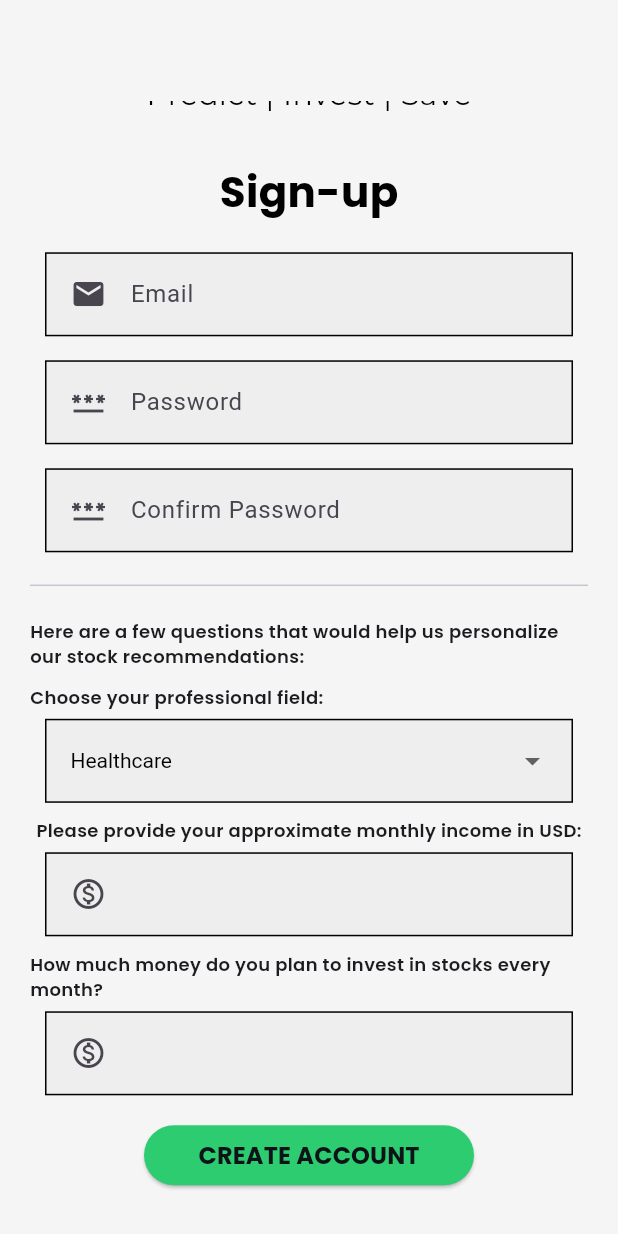
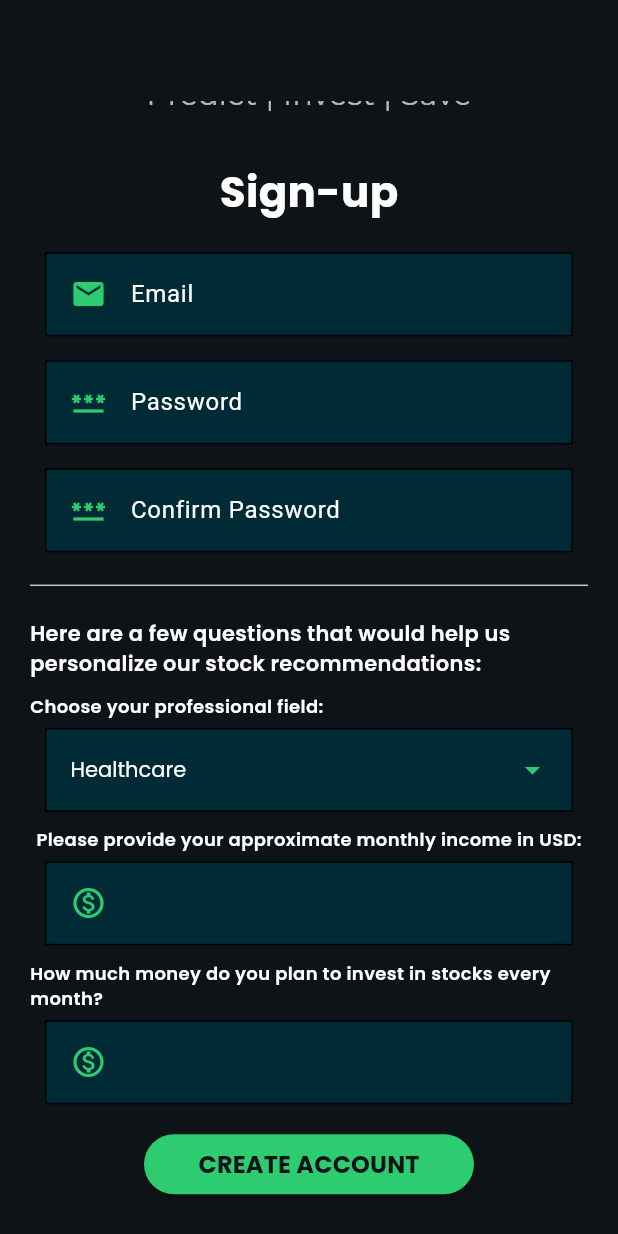
Before and after one commit to kingslayer1312/FinSage, a Flutter app: the SignUpPage screen opened directly, scrolled down 255 dp, on a phone screen of 412 x 824 dp. Run offline on Flutter 3.47's test engine with Material 3 defaults, Android fonts, the phone set to English and light mode, and no system bars; our stand-ins replace cloud_firestore, firebase_auth, firebase_core, google_fonts, google_generative_ai, shared_preferences; accounts and stored records are empty; network calls fail; statements that could not run were skipped.

Commit message:
migrated to dark mode, fixed a few bugs

```diff
--- a/lib/presentation/signup_page.dart
+++ b/lib/presentation/signup_page.dart
@@ -106,10 +106,10 @@
   Widget build(BuildContext context) {
     return Scaffold(
         extendBodyBehindAppBar: true,
-        backgroundColor: CustomTheme.lightGray,
+        backgroundColor: CustomTheme.richBlack,
         appBar: AppBar(
           scrolledUnderElevation: 0.0,
-          backgroundColor: CustomTheme.lightGray,
+          backgroundColor: CustomTheme.richBlack,
           elevation: 0,
           systemOverlayStyle:
           const SystemUiOverlayStyle(statusBarBrightness: Brightness.dark),
@@ -131,7 +131,7 @@
                     "FinSage",
                     style: GoogleFonts.montserrat(
                         fontSize: 48,
-                        color: Colors.black,
+                        color: Colors.white,
                         fontWeight: FontWeight.w600),
                   ),
                   SizedBox(
@@ -140,7 +140,7 @@
                   Text(
                     "Predict | Invest | Save",
                     style: GoogleFonts.montserrat(
-                        fontSize: 20, color: Colors.black),
+                        fontSize: 20, color: Colors.white70),
                   ),
                   SizedBox(
                     height: 30,
@@ -150,7 +150,7 @@
                     style: GoogleFonts.poppins(
                         fontSize: 28,
                         fontWeight: FontWeight.bold,
-                        color: Colors.black),
+                        color: Colors.white),
                   ),
                   SizedBox(
                     height: 20,
@@ -159,39 +159,23 @@
                     padding: EdgeInsets.only(left: 10, right: 10),
                     child: Container(
                         decoration: BoxDecoration(
-                          color: Colors.grey[200],
+                          color: CustomTheme.maastrichtBlue,
                           border: Border.all(color: Colors.black),
                           borderRadius: BorderRadius.circular(0),
                         ),
                         child: Padding(
                           padding: EdgeInsets.fromLTRB(16, 3, 14, 3),
                           child: TextField(
+                            cursorColor: Colors.white70,
                             controller: _emailController,
+                            style: TextStyle(color: Colors.white),
                             decoration: InputDecoration(
-                                icon: Icon(Icons.email),
+                                icon: Icon(Icons.email, color: CustomTheme.emeraldGreen,),
                                 border: InputBorder.none,
-                                hintText: "Email"),
-                          ),
-                        )),
-                  ),
-                  SizedBox(height: 16),
-                  Padding(
-                    padding: EdgeInsets.only(left: 10, right: 10),
-                    child: Container(
-                        decoration: BoxDecoration(
-                          color: Colors.grey[200],
-                          border: Border.all(color: Colors.black),
-                          borderRadius: BorderRadius.circular(0),
-                        ),
-                        child: Padding(
-                          padding: EdgeInsets.fromLTRB(16, 3, 14, 3),
-                          child: TextField(
-                            controller: _passwordController,
-                            obscureText: true,
-                            decoration: InputDecoration(
-                              icon: Icon(Icons.password),
-                              border: InputBorder.none,
-                              hintText: "Password",
+                                hintText: "Email",
+                                hintStyle: TextStyle(
+                                    color: CustomTheme.neutralWhite
+                                )
                             ),
                           ),
                         )),
@@ -201,19 +185,51 @@
                     padding: EdgeInsets.only(left: 10, right: 10),
                     child: Container(
                         decoration: BoxDecoration(
-                          color: Colors.grey[200],
+                          color: CustomTheme.maastrichtBlue,
                           border: Border.all(color: Colors.black),
                           borderRadius: BorderRadius.circular(0),
                         ),
                         child: Padding(
                           padding: EdgeInsets.fromLTRB(16, 3, 14, 3),
                           child: TextField(
-                            controller: _confirmPasswordController,
+                            cursorColor: Colors.white70,
+                            controller: _passwordController,
+                            style: TextStyle(color: Colors.white),
                             obscureText: true,
                             decoration: InputDecoration(
-                              icon: Icon(Icons.password_outlined),
+                              icon: Icon(Icons.password, color: CustomTheme.emeraldGreen,),
+                              border: InputBorder.none,
+                              hintText: "Password",
+                                hintStyle: TextStyle(
+                                    color: CustomTheme.neutralWhite
+                                )
+                            ),
+                          ),
+                        )),
+                  ),
+                  SizedBox(height: 16),
+                  Padding(
+                    padding: EdgeInsets.only(left: 10, right: 10),
+                    child: Container(
+                        decoration: BoxDecoration(
+                          color: CustomTheme.maastrichtBlue,
+                          border: Border.all(color: Colors.black),
+                          borderRadius: BorderRadius.circular(0),
+                        ),
+                        child: Padding(
+                          padding: EdgeInsets.fromLTRB(16, 3, 14, 3),
+                          child: TextField(
+                            cursorColor: Colors.white70,
+                            controller: _confirmPasswordController,
+                            style: TextStyle(color: Colors.white),
+                            obscureText: true,
+                            decoration: InputDecoration(
+                              icon: Icon(Icons.password_outlined, color: CustomTheme.emeraldGreen,),
                               border: InputBorder.none,
                               hintText: "Confirm Password",
+                                hintStyle: TextStyle(
+                                    color: CustomTheme.neutralWhite
+                                )
                             ),
                           ),
                         )),
@@ -232,8 +248,9 @@
                       Text(
                         "Here are a few questions that would help us personalize our stock recommendations:",
                         style: GoogleFonts.poppins(
-                            fontSize: 12,
-                            fontWeight: FontWeight.w600
+                            fontSize: 14,
+                            fontWeight: FontWeight.w600,
+                          color: CustomTheme.neutralWhite
                         ),
                       ),
                       SizedBox(
@@ -243,7 +260,8 @@
                         "Choose your professional field:",
                         style: GoogleFonts.poppins(
                             fontSize: 12,
-                            fontWeight: FontWeight.w600
+                            fontWeight: FontWeight.w600,
+                            color: CustomTheme.neutralWhite
                         ),
                       ),
                     ],
@@ -255,19 +273,20 @@
                     padding: EdgeInsets.only(left: 10, right: 10),
                     child: Container(
                       decoration: BoxDecoration(
-                        color: Colors.grey[200],
+                        color: CustomTheme.maastrichtBlue,
                         border: Border.all(color: Colors.black),
                         borderRadius: BorderRadius.circular(0),
                       ),
                       child: Padding(
                         padding: EdgeInsets.fromLTRB(16, 3, 14, 3),
                         child: DropdownButton<String>(
+                          dropdownColor: CustomTheme.maastrichtBlue,
                           isExpanded: true,
                           value: _selectedProfession,
-                          icon: Icon(Icons.arrow_drop_down),
+                          icon: Icon(Icons.arrow_drop_down, color: CustomTheme.emeraldGreen,),
                           iconSize: 24,
                           elevation: 16,
-                          style: TextStyle(color: Colors.black),
+                          style: TextStyle(color: Colors.black), // Set the text color here
                           underline: Container(
                             height: 0,
                             color: Colors.transparent,
@@ -281,7 +300,15 @@
                               .map<DropdownMenuItem<String>>((String value) {
                             return DropdownMenuItem<String>(
                               value: value,
-                              child: Text(value),
+                              child: Container( // Wrap the DropdownMenuItem with Container
+                                color: CustomTheme.maastrichtBlue, // Set the background color here
+                                child: Text(
+                                  value,
+                                  style: GoogleFonts.poppins(
+                                      color: CustomTheme.neutralWhite
+                                  ),
+                                ),
+                              ),
                             );
                           }).toList(),
                         ),
@@ -299,7 +326,8 @@
                         "Please provide your approximate monthly income in USD:",
                         style: GoogleFonts.poppins(
                             fontSize: 12,
-                            fontWeight: FontWeight.w600
+                            fontWeight: FontWeight.w600,
+                            color: CustomTheme.neutralWhite
                         ),
                       ),
                       SizedBox(
@@ -311,16 +339,18 @@
                     padding: EdgeInsets.only(left: 10, right: 10),
                     child: Container(
                         decoration: BoxDecoration(
-                          color: Colors.grey[200],
+                          color: CustomTheme.maastrichtBlue,
                           border: Border.all(color: Colors.black),
                           borderRadius: BorderRadius.circular(0),
                         ),
                         child: Padding(
                           padding: EdgeInsets.fromLTRB(16, 3, 14, 3),
                           child: TextField(
+                            cursorColor: Colors.white70,
                             controller: _incomeController,
+                            style: TextStyle(color: Colors.white),
                             decoration: InputDecoration(
-                                icon: Icon(Icons.monetization_on_outlined),
+                                icon: Icon(Icons.monetization_on_outlined, color: CustomTheme.emeraldGreen,),
                                 border: InputBorder.none,
                             ),
                           ),
@@ -337,7 +367,8 @@
                         "How much money do you plan to invest in stocks every month?",
                         style: GoogleFonts.poppins(
                             fontSize: 12,
-                            fontWeight: FontWeight.w600
+                            fontWeight: FontWeight.w600,
+                            color: CustomTheme.neutralWhite
                         ),
                       ),
                       SizedBox(
@@ -349,16 +380,18 @@
                     padding: EdgeInsets.only(left: 10, right: 10),
                     child: Container(
                         decoration: BoxDecoration(
-                          color: Colors.grey[200],
+                          color: CustomTheme.maastrichtBlue,
                           border: Border.all(color: Colors.black),
                           borderRadius: BorderRadius.circular(0),
                         ),
                         child: Padding(
                           padding: EdgeInsets.fromLTRB(16, 3, 14, 3),
                           child: TextField(
+                            cursorColor: Colors.white70,
+                            style: TextStyle(color: Colors.white),
                             controller: _monthlyInvestmentController,
                             decoration: InputDecoration(
-                                icon: Icon(Icons.monetization_on_outlined),
+                                icon: Icon(Icons.monetization_on_outlined, color: CustomTheme.emeraldGreen,),
                                 border: InputBorder.none,
                             ),
                           ),
```
Also changed, not shown: lib/presentation/chatbot_page.dart (+15 -2 lines), lib/presentation/home_page.dart (+15 -7 lines), lib/presentation/investments_page.dart (+17 -7 lines), lib/presentation/login_page.dart (+33 -13 lines), lib/presentation/watchlist_page.dart (+14 -6 lines), assets/images/logo.png, 1 other file.
